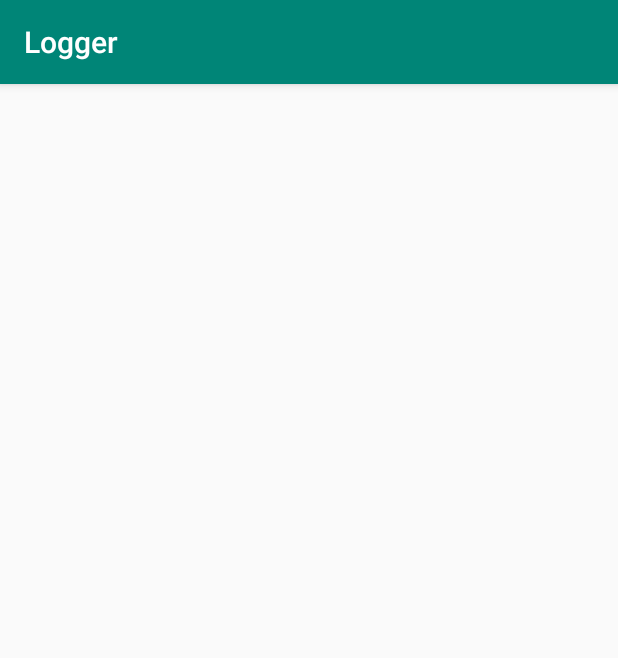
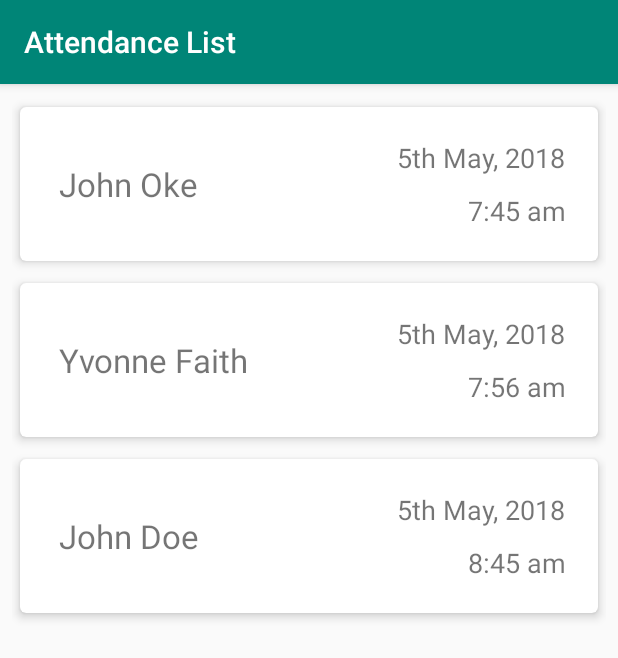
Before and after one commit to HemlockBane/attendance-wallet, an Android app: the ViewRecordsActivity screen opened directly, with no data from a screen before it, on a phone screen of 412 x 824 dp. Shown: the top 658 px of the screen. Run offline under Robolectric (Android 15) with nearby library versions, the phone set to English and light mode, and no system bars.

Commit message:
fix: Add data to attendance list

```diff
--- a/app/src/main/AndroidManifest.xml
+++ b/app/src/main/AndroidManifest.xml
@@ -16,7 +16,8 @@
                 <category android:name="android.intent.category.LAUNCHER" />
             </intent-filter>
         </activity>
-        <activity android:name=".activities.ViewRecordsActivity"></activity>
+        <activity android:name=".activities.ViewRecordsActivity"
+            android:label="Attendance List"></activity>
     </application>
 
 </manifest>
--- a/app/src/main/java/com/example/android/logger/activities/ViewRecordsActivity.java
+++ b/app/src/main/java/com/example/android/logger/activities/ViewRecordsActivity.java
@@ -2,14 +2,39 @@ package com.example.android.logger.activities;
 
 import android.support.v7.app.AppCompatActivity;
 import android.os.Bundle;
+import android.support.v7.widget.LinearLayoutManager;
+import android.support.v7.widget.RecyclerView;
 
 import com.example.android.logger.R;
+import com.example.android.logger.adapters.ViewRecordsRecyclerAdapter;
+import com.example.android.logger.models.Employee;
+
+import java.util.ArrayList;
 
 public class ViewRecordsActivity extends AppCompatActivity {
+    public ArrayList<Employee> recordsList;
 
     @Override
     protected void onCreate(Bundle savedInstanceState) {
         super.onCreate(savedInstanceState);
         setContentView(R.layout.recycler_list);
+
+        // Get a reference to the RecyclerView
+        RecyclerView recyclerView = findViewById(R.id.recyclerView);
+        // Get a reference to a LinearLayoutManger
+        LinearLayoutManager linearLayoutManager = new LinearLayoutManager(this);
+        // Set the the LinearLayoutManager as the RecyclerView's layout manager
+        recyclerView.setLayoutManager(linearLayoutManager);
+
+        recordsList = new ArrayList<>();
+        recordsList.add(new Employee("John Oke", "5th May, 2018", "7:45 am"));
+        recordsList.add(new Employee("Yvonne Faith", "5th May, 2018", "7:56 am"));
+        recordsList.add(new Employee("John Doe", "5th May, 2018", "8:45 am"));
+
+        ViewRecordsRecyclerAdapter viewRecordsRecyclerAdapter = new ViewRecordsRecyclerAdapter(this, recordsList);
+        recyclerView.setAdapter(viewRecordsRecyclerAdapter);
     }
+
+
+
 }
--- /dev/null
+++ b/app/src/main/java/com/example/android/logger/adapters/ViewRecordsRecyclerAdapter.java
@@ -0,0 +1,71 @@
+package com.example.android.logger.adapters;
+
+import android.content.Context;
+import android.support.annotation.NonNull;
+import android.support.v7.widget.RecyclerView;
+import android.view.LayoutInflater;
+import android.view.View;
+import android.view.ViewGroup;
+import android.widget.TextView;
+
+import com.example.android.logger.R;
+import com.example.android.logger.models.Employee;
+
+import java.util.ArrayList;
+
+public class ViewRecordsRecyclerAdapter extends RecyclerView.Adapter<ViewRecordsRecyclerAdapter.RecordsViewHolder> {
+
+    private final Context mContext;
+    private final LayoutInflater mLayoutInflater;
+    ArrayList<Employee> mRecordsList;
+
+    public ViewRecordsRecyclerAdapter(Context context, ArrayList<Employee> recordsList) {
+        mContext = context;
+        mRecordsList = recordsList;
+        mLayoutInflater = LayoutInflater.from(mContext);
+    }
+
+
+    @NonNull
+    @Override
+    public RecordsViewHolder onCreateViewHolder(@NonNull ViewGroup parent, int viewType) {
+        View itemView = mLayoutInflater.inflate(R.layout.rv_list_item_view, parent, false);
+
+        RecordsViewHolder recordsViewHolder = new RecordsViewHolder(itemView);
+        return recordsViewHolder;
+    }
+
+    @Override
+    public void onBindViewHolder(@NonNull RecordsViewHolder holder, int position) {
+        Employee employee = mRecordsList.get(position);
+
+        holder.nameTextView.setText(employee.getEmployeeName());
+        holder.dateTextView.setText(employee.getAttendanceDate());
+        holder.timeTextView.setText(employee.getAttendanceTime());
+
+    }
+
+    @Override
+    public int getItemCount() {
+        return mRecordsList.size();
+    }
+
+    public class RecordsViewHolder extends RecyclerView.ViewHolder {
+        private final TextView nameTextView;
+        private final TextView dateTextView;
+        private final TextView timeTextView;
+
+        public RecordsViewHolder(View itemView) {
+            super(itemView);
+
+            nameTextView = itemView.findViewById(R.id.tv_attendance_name);
+            dateTextView = itemView.findViewById(R.id.tv_attendance_date);
+            timeTextView = itemView.findViewById(R.id.tv_attendance_time);
+
+
+        }
+    }
+
+
+
+}
--- a/app/src/main/java/com/example/android/logger/models/Employee.java
+++ b/app/src/main/java/com/example/android/logger/models/Employee.java
@@ -1,4 +1,37 @@
 package com.example.android.logger.models;
 
 public class Employee {
+    private String employeeName;
+    private String attendanceDate;
+    private String attendanceTime;
+
+    public Employee(String employeeName, String attendanceDate, String attendanceTime) {
+        this.employeeName = employeeName;
+        this.attendanceDate = attendanceDate;
+        this.attendanceTime = attendanceTime;
+    }
+
+    public String getEmployeeName() {
+        return employeeName;
+    }
+
+    public void setEmployeeName(String employeeName) {
+        this.employeeName = employeeName;
+    }
+
+    public String getAttendanceDate() {
+        return attendanceDate;
+    }
+
+    public void setAttendanceDate(String attendanceDate) {
+        this.attendanceDate = attendanceDate;
+    }
+
+    public String getAttendanceTime() {
+        return attendanceTime;
+    }
+
+    public void setAttendanceTime(String attendanceTime) {
+        this.attendanceTime = attendanceTime;
+    }
 }
--- a/app/src/main/res/layout/rv_list_item_view.xml
+++ b/app/src/main/res/layout/rv_list_item_view.xml
@@ -4,6 +4,7 @@
 
     android:layout_width="match_parent"
     android:layout_height="wrap_content"
+    xmlns:tools="http://schemas.android.com/tools"
     app:cardCornerRadius="4dp"
     app:cardElevation="4dp"
     app:cardUseCompatPadding="true"
@@ -12,11 +13,42 @@
     <LinearLayout
         android:layout_width="match_parent"
         android:layout_height="match_parent"
-        android:orientation="vertical">
+        android:orientation="horizontal">
 
         <TextView
-            android:layout_width="wrap_content"
+            android:id="@+id/tv_attendance_name"
+            android:layout_width="0dp"
             android:layout_height="wrap_content"
-            android:text="test"/>
+            android:layout_weight="1"
+            android:padding="10dp"
+            tools:text="John Oke"
+            android:layout_gravity="center"
+            android:textSize="22sp"/>
+
+        <LinearLayout
+            android:layout_width="0dp"
+            android:layout_height="wrap_content"
+            android:layout_weight="1"
+            android:orientation="vertical">
+
+            <TextView
+                android:id="@+id/tv_attendance_date"
+                android:layout_width="wrap_content"
+                android:layout_height="wrap_content"
+                android:padding="5dp"
+                android:layout_gravity="right"
+                tools:text="5th May, 2018"
+                android:textSize="18sp"/>
+
+            <TextView
+                android:id="@+id/tv_attendance_time"
+                android:layout_width="wrap_content"
+                android:layout_height="wrap_content"
+                android:layout_gravity="right"
+                android:padding="5dp"
+                tools:text="7:45 am"
+                android:textSize="18sp"/>
+
+        </LinearLayout>
     </LinearLayout>
 </android.support.v7.widget.CardView>
```
